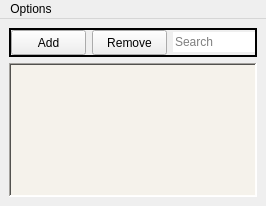
LeftFoot2/Remember-Words, file remember_words_gui_template_1.ui: the form before one commit.
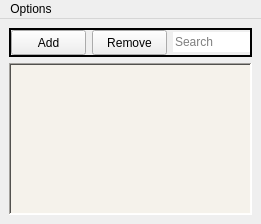
The form after the commit.

The edit to the form file:
```diff
--- a/remember_words_gui_template_1.ui
+++ b/remember_words_gui_template_1.ui
@@ -6,8 +6,8 @@
    <rect>
     <x>0</x>
     <y>0</y>
-    <width>266</width>
-    <height>206</height>
+    <width>261</width>
+    <height>224</height>
    </rect>
   </property>
   <property name="minimumSize">
@@ -36,7 +36,7 @@
    </property>
    <layout class="QVBoxLayout" name="verticalLayout">
     <item>
-     <widget class="QFrame" name="">
+     <widget class="QFrame" name="frame">
       <property name="frameShape">
        <enum>QFrame::WinPanel</enum>
       </property>
@@ -143,7 +143,7 @@
     <rect>
      <x>0</x>
      <y>0</y>
-     <width>266</width>
+     <width>261</width>
      <height>26</height>
     </rect>
    </property>
```
Left out of the diff: 6 changed lines with no effect on the pictures.
